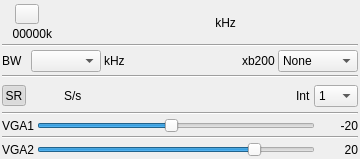
This is plugins/samplesink/bladerf1output/bladerf1outputgui.ui in f4exb/sdrangel as Qt 5 draws it before an edit. The edited form follows.
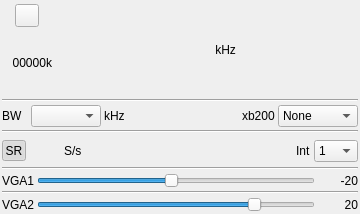
This is the edited form. Icons and pictures are not drawn. Custom widgets are drawn as their Qt base class.

Commit message: BladeRF v1: increased GUI minimum size

Diff of the .ui file:
```diff
--- a/plugins/samplesink/bladerf1output/bladerf1outputgui.ui
+++ b/plugins/samplesink/bladerf1output/bladerf1outputgui.ui
@@ -7,7 +7,7 @@
     <x>0</x>
     <y>0</y>
     <width>360</width>
-    <height>159</height>
+    <height>214</height>
    </rect>
   </property>
   <property name="sizePolicy">
@@ -19,7 +19,7 @@
   <property name="minimumSize">
    <size>
     <width>360</width>
-    <height>159</height>
+    <height>214</height>
    </size>
   </property>
   <property name="maximumSize">
```
The commit also changes 1 other file.
